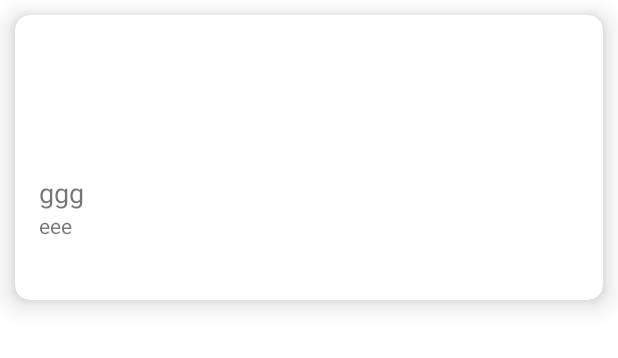
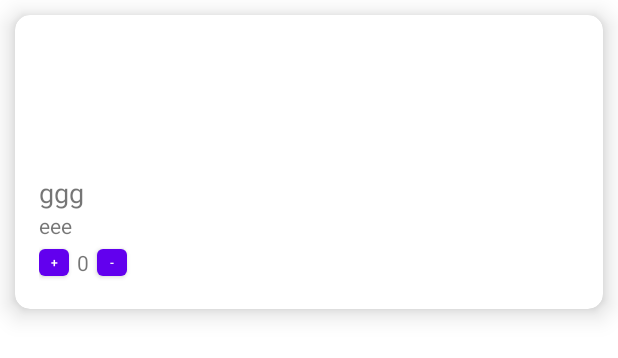
Before and after one commit to AVSmirnova/RecicleView, an Android app: the layout list_item.xml on its own in the app's theme, with its tools: preview values and no code run, on a phone screen of 412 x 824 dp. Shown: the top 358 px of the screen. Run offline under Robolectric (Android 15) with nearby library versions, the light colour scheme and no system bars.

Commit message:
button count add

```diff
--- a/app/build.gradle
+++ b/app/build.gradle
@@ -33,7 +33,9 @@ dependencies {
     implementation 'androidx.appcompat:appcompat:1.6.1'
     implementation 'com.google.android.material:material:1.8.0'
     implementation 'androidx.constraintlayout:constraintlayout:2.1.4'
+
     implementation "androidx.cardview:cardview:1.0.0"
+    implementation 'com.squareup.picasso:picasso:2.8'
 
     testImplementation 'junit:junit:4.13.2'
     androidTestImplementation 'androidx.test.ext:junit:1.1.5'
--- a/app/src/main/AndroidManifest.xml
+++ b/app/src/main/AndroidManifest.xml
@@ -12,6 +12,9 @@
         android:theme="@style/Theme.MyApplication"
         tools:targetApi="31">
         <activity
+            android:name=".MainActivityTest"
+            android:exported="false" />
+        <activity
             android:name=".MainActivity"
             android:exported="true">
             <intent-filter>
--- a/app/src/main/res/layout/activity_main.xml
+++ b/app/src/main/res/layout/activity_main.xml
@@ -7,6 +7,7 @@
     android:padding="16dp"
            android:id="@+id/rv"
 
+
        >
 
 
--- a/app/src/main/res/layout/list_item.xml
+++ b/app/src/main/res/layout/list_item.xml
@@ -1,18 +1,10 @@
 <?xml version="1.0" encoding="utf-8"?>
-<!--<LinearLayout
-    xmlns:android="http://schemas.android.com/apk/res/android"
-    xmlns:app="http://schemas.android.com/apk/res-auto"
-    xmlns:tools="http://schemas.android.com/tools"
-    android:layout_width="match_parent"
-    android:layout_height="150dp"
-    tools:context=".MainActivity">-->
-
     <androidx.cardview.widget.CardView
         xmlns:card_view="http://schemas.android.com/apk/res-auto"
         xmlns:android="http://schemas.android.com/apk/res/android"
         android:id="@+id/card_view"
         android:layout_width="match_parent"
-        android:layout_height="190dp"
+        android:layout_height="wrap_content"
         android:layout_margin="10dp"
         card_view:cardElevation="10dp"
         card_view:cardCornerRadius="10dp">
@@ -21,6 +13,7 @@
             android:layout_width="match_parent"
             android:layout_height="wrap_content"
             android:padding="16dp"
+            android:background="?android:attr/selectableItemBackground"
             >
             <ImageView
                 android:layout_width="80dp"
@@ -37,7 +30,6 @@
                 android:id="@+id/bludo_name"
                 android:paddingTop="10dp"
                 android:layout_below="@+id/bludo_photo"
-
                 android:text="ggg"
                 android:textSize="18sp"
                 />
@@ -46,11 +38,40 @@
                 android:layout_height="wrap_content"
                 android:id="@+id/bludo_cat"
                 android:text="eee"
-
                 android:layout_below="@+id/bludo_name"
                 />
+           <Button
+               android:id="@+id/btnPlus"
+               android:layout_width="20dp"
+               android:layout_height="30dp"
+               android:text="+"
+               android:padding="0dp"
+               android:textSize="8sp"
+               android:gravity="center"
+               android:layout_below="@+id/bludo_cat"
+               />
+            <TextView
+                android:layout_width="wrap_content"
+                android:layout_height="wrap_content"
+                android:id="@+id/count"
+                android:text="0"
+                android:layout_margin="5dp"
+                android:layout_below="@+id/bludo_cat"
+                android:layout_toEndOf="@+id/btnPlus"
+                />
+            <Button
+                android:id="@+id/btnMinus"
+                android:layout_width="20dp"
+                android:layout_height="30dp"
+                android:text="-"
+                android:padding="0dp"
+                android:textSize="8sp"
+                android:gravity="center"
+                android:layout_below="@+id/bludo_cat"
+                android:layout_toEndOf="@+id/count"
+                />
+
+
+
         </RelativeLayout>
     </androidx.cardview.widget.CardView>
-
-<!--
-</LinearLayout>-->
```
Also changed, not shown: app/src/main/java/com/example/myapplication/BludoAdapter.java (+13 -0 lines), app/src/main/java/com/example/myapplication/MainActivityTest.java (added, +14 -0 lines), app/src/main/res/layout/activity_main_test.xml (added, +18 -0 lines).
